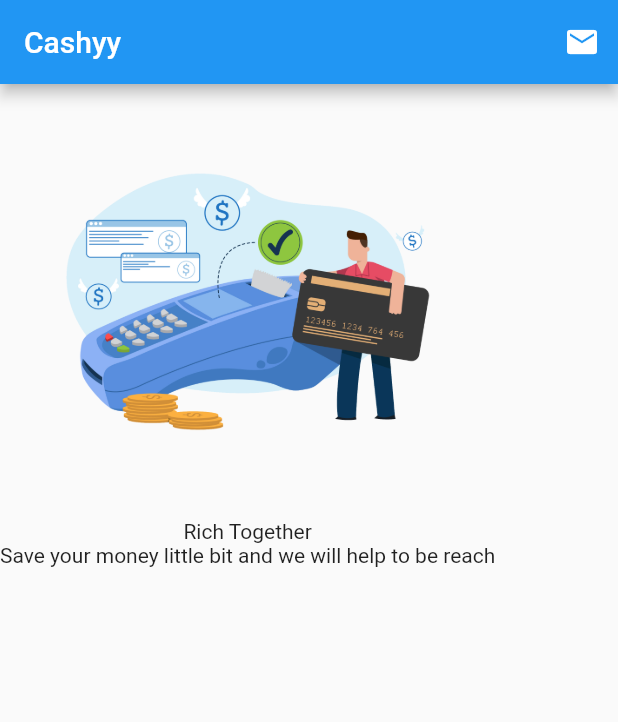
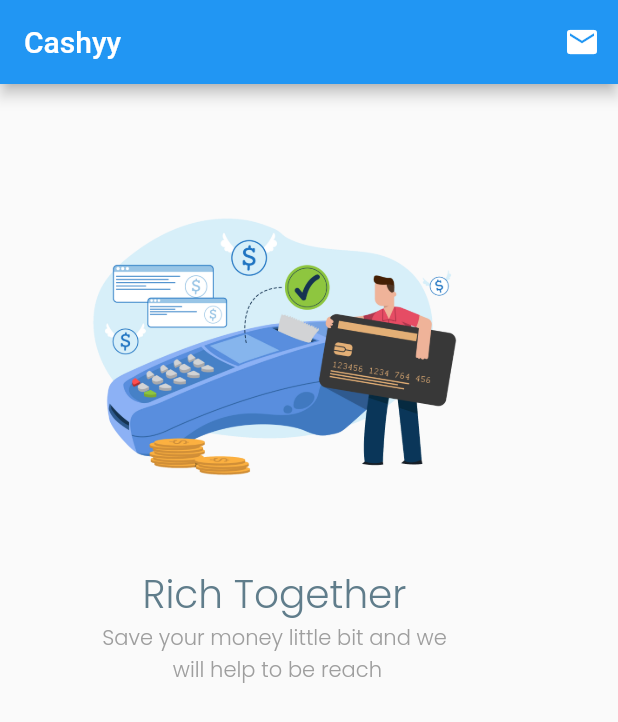
Before and after one commit to irfanzidniofficial/cashy_flutter_mobile_apps, a Flutter app: the screen it shows after launch, on a phone screen of 412 x 824 dp. Shown: the top 722 px of the screen. Run offline on Flutter 3.47's test engine with Material 2 defaults, Android fonts, the phone set to English and light mode, and no system bars.

Commit message:
font style margin

```diff
--- /dev/null
+++ b/lib/font_style.dart
@@ -0,0 +1,7 @@
+import 'package:flutter/material.dart';
+
+TextStyle mainHeader =
+    TextStyle(fontSize: 26, color: Colors.blueGrey, fontFamily: 'Poppins');
+
+TextStyle subHeader =
+    TextStyle(fontSize: 14, color: Colors.grey, fontFamily: 'Poppins');
--- a/lib/main.dart
+++ b/lib/main.dart
@@ -1,3 +1,4 @@
+import 'package:cashy_flutter_mobile_apps/font_style.dart';
 import 'package:flutter/material.dart';
 
 void main() {
@@ -35,15 +36,22 @@ class MyApp extends StatelessWidget {
             ),
             body: SafeArea(
               child: Container(
+                margin:
+                    EdgeInsets.only(left: 38.0, top: 0, right: 38.0, bottom: 0),
+                padding:
+                    EdgeInsets.only(left: 0, top: 30.0, right: 0, bottom: 0),
                 child: Column(
                   children: <Widget>[
                     Image(
                       image: AssetImage('assets/images/ic_money.png'),
                       height: 290,
                     ),
-                    Text("Rich Together"),
+                    Text("Rich Together", style: mainHeader),
                     Text(
-                        "Save your money little bit and we will help to be reach")
+                      "Save your money little bit and we\n will help to be reach",
+                      style: subHeader,
+                      textAlign: TextAlign.center,
+                    )
                   ],
                 ),
               ),
```
Also changed, not shown: pubspec.yaml (+4 -4 lines), assets/fonts/Poppins-Light.ttf (added), assets/fonts/Poppins-Regular.ttf (added), assets/fonts/Poppins-SemiBold.ttf (added).
